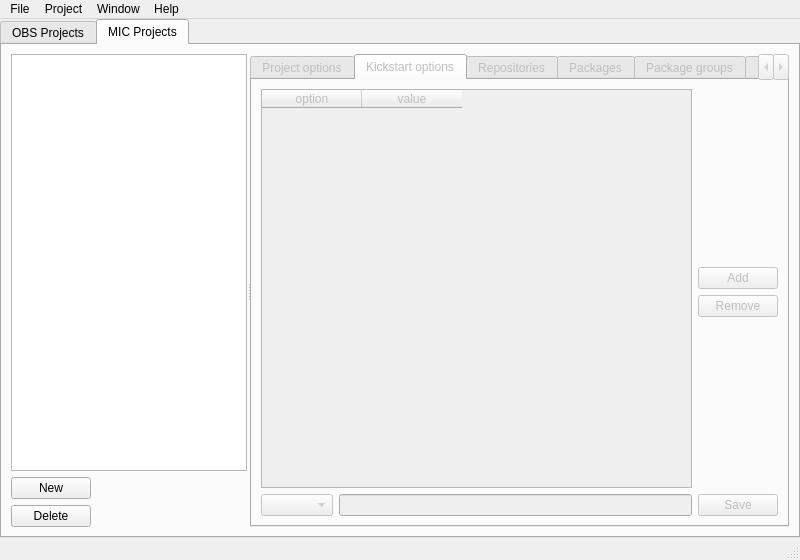
Old version of the form src/ObsLightGui/ui/obsLightMain.ui in the repository ronan22/obs-light.
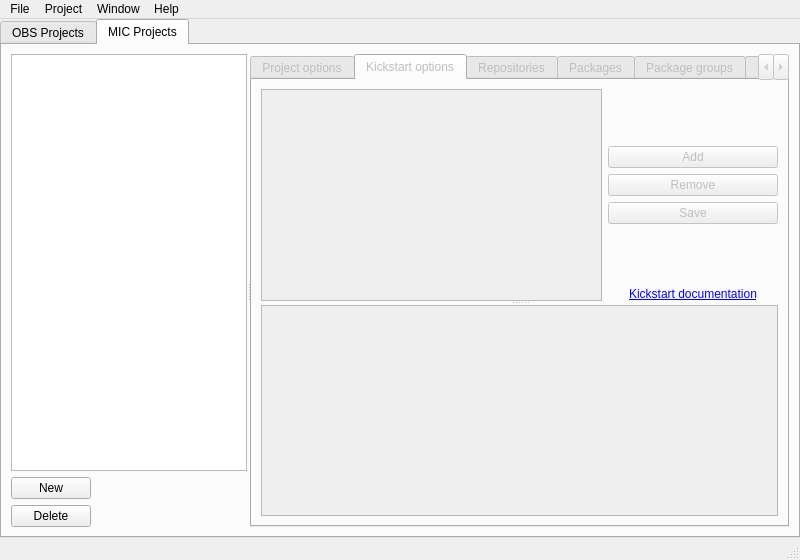
New version of the form. The open tabs and pages were chosen to show the change. Icons and pictures are not drawn.

Commit message: - implemented kickstart command listing

```diff
--- a/src/ObsLightGui/ui/obsLightMain.ui
+++ b/src/ObsLightGui/ui/obsLightMain.ui
@@ -1334,32 +1334,19 @@
             </layout>
            </widget>
            <widget class="QWidget" name="kickstartOptionsTab">
-            <property name="enabled">
-             <bool>false</bool>
-            </property>
             <attribute name="title">
              <string>Kickstart options</string>
             </attribute>
+            <layout class="QGridLayout" name="gridLayout_19">
+             <item row="0" column="0">
+              <widget class="QSplitter" name="splitter_3">
+               <property name="orientation">
+                <enum>Qt::Vertical</enum>
+               </property>
+               <widget class="QWidget" name="gridWidget" native="true">
             <layout class="QGridLayout" name="gridLayout_6">
-             <item row="0" column="0" rowspan="4" colspan="2">
-              <widget class="QTableWidget" name="kickstartOptionsTableWidget">
-               <column>
-                <property name="text">
-                 <string>option</string>
-                </property>
-               </column>
-               <column>
-                <property name="text">
-                 <string>value</string>
-                </property>
-               </column>
-              </widget>
-             </item>
-             <item row="4" column="0">
-              <widget class="QComboBox" name="kickstartOptionsComboBox"/>
-             </item>
-             <item row="4" column="1">
-              <widget class="QLineEdit" name="kickstartOptionValueLineEdit"/>
+                 <item row="0" column="0" rowspan="7" colspan="2">
+                  <widget class="QListWidget" name="kickstartOptionsListWidget"/>
              </item>
              <item row="1" column="2">
               <widget class="QPushButton" name="addKickstartOptionButton">
@@ -1375,14 +1362,7 @@
                </property>
               </widget>
              </item>
-             <item row="4" column="2">
-              <widget class="QPushButton" name="saveKickstartOptionButton">
-               <property name="text">
-                <string>Save</string>
-               </property>
-              </widget>
-             </item>
-             <item row="3" column="2">
+                 <item row="5" column="2">
               <spacer name="verticalSpacer">
                <property name="orientation">
                 <enum>Qt::Vertical</enum>
@@ -1407,6 +1387,43 @@
                 </size>
                </property>
               </spacer>
+                 </item>
+                 <item row="3" column="2">
+                  <widget class="QPushButton" name="saveKickstartOptionButton">
+                   <property name="text">
+                    <string>Save</string>
+                   </property>
+                  </widget>
+                 </item>
+                 <item row="6" column="2">
+                  <widget class="QLabel" name="kickstartDocumentationLabel">
+                   <property name="maximumSize">
+                    <size>
+                     <width>16777215</width>
+                     <height>20</height>
+                    </size>
+                   </property>
+                   <property name="text">
+                    <string>&lt;a href=&quot;http://fedoraproject.org/wiki/Anaconda/Kickstart&quot;&gt;Kickstart documentation&lt;/a&gt;</string>
+                   </property>
+                   <property name="alignment">
+                    <set>Qt::AlignCenter</set>
+                   </property>
+                   <property name="openExternalLinks">
+                    <bool>true</bool>
+                   </property>
+                  </widget>
+                 </item>
+                </layout>
+               </widget>
+               <widget class="QWidget" name="gridWidget_2" native="true">
+                <layout class="QGridLayout" name="gridLayout_18">
+                 <item row="0" column="0" colspan="2">
+                  <widget class="QPlainTextEdit" name="kickstartOptionTextEdit"/>
+                 </item>
+                </layout>
+               </widget>
+              </widget>
              </item>
             </layout>
            </widget>
@@ -1528,6 +1545,43 @@
              </item>
             </layout>
            </widget>
+           <widget class="QWidget" name="kickstartFilesTab">
+            <attribute name="title">
+             <string>Files</string>
+            </attribute>
+            <layout class="QGridLayout" name="gridLayout_17">
+             <item row="0" column="0" colspan="2">
+              <widget class="QTableView" name="tableView"/>
+             </item>
+             <item row="1" column="0">
+              <widget class="QPushButton" name="pushButton_3">
+               <property name="text">
+                <string>PushButton</string>
+               </property>
+              </widget>
+             </item>
+             <item row="1" column="1">
+              <spacer name="horizontalSpacer_10">
+               <property name="orientation">
+                <enum>Qt::Horizontal</enum>
+               </property>
+               <property name="sizeHint" stdset="0">
+                <size>
+                 <width>421</width>
+                 <height>20</height>
+                </size>
+               </property>
+              </spacer>
+             </item>
+             <item row="2" column="0">
+              <widget class="QPushButton" name="pushButton_4">
+               <property name="text">
+                <string>PushButton</string>
+               </property>
+              </widget>
+             </item>
+            </layout>
+           </widget>
            <widget class="QWidget" name="kickstartScriptsTab">
             <property name="enabled">
              <bool>false</bool>
```
Left out of the diff: 32 changed lines with no effect on the pictures. Lines whose indentation alone changed are shown as unchanged. The commit also changes 5 other files.
